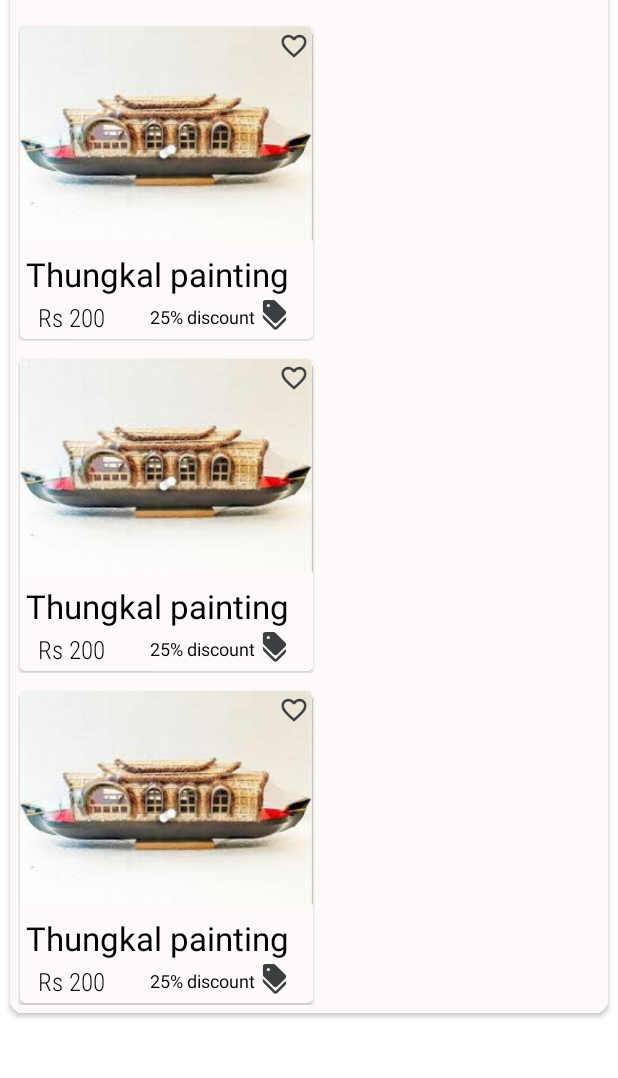
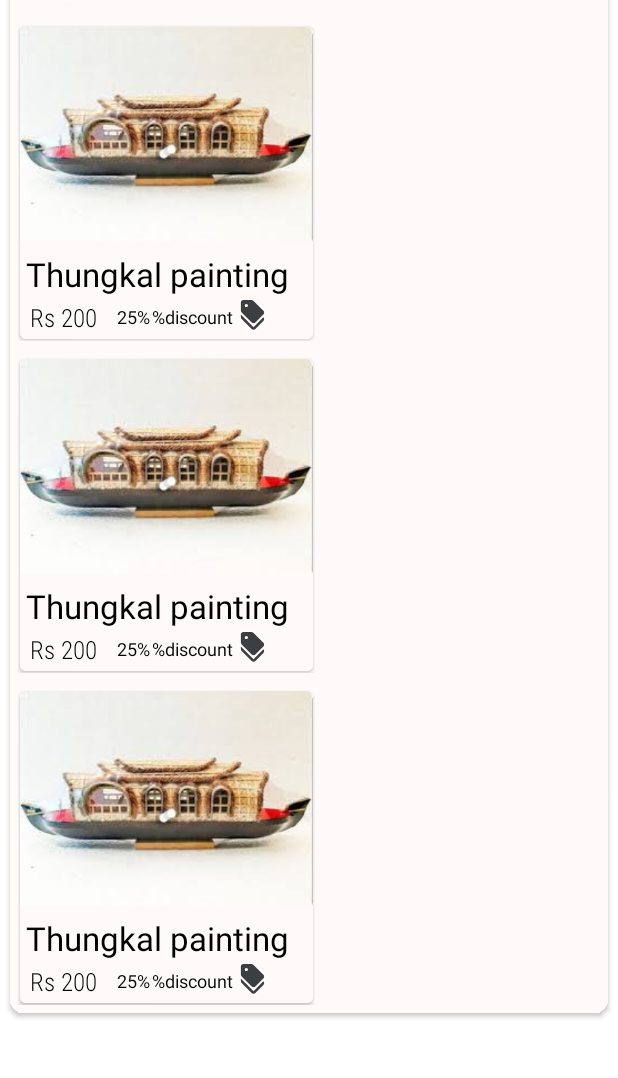
Before and after one commit to sanjuray/vyza_handmadehaven_app, an Android app: the layout cat_item.xml on its own in the app's theme, with its tools: preview values and no code run, on a phone screen of 412 x 824 dp, the part 142-1220 px from its top. Run offline under Robolectric (Android 15) with nearby library versions, the phone set to English and light mode, and no system bars; network calls fail.

Commit message:
rishabh commit to sanju

```diff
--- a/app/src/main/res/layout/fav_newitems.xml
+++ b/app/src/main/res/layout/fav_newitems.xml
@@ -35,16 +35,6 @@
                     />
 
 
-                <de.hdodenhof.circleimageview.CircleImageView
-                    android:id="@+id/faviconImageView"
-                    android:layout_width="20dp"
-                    android:layout_height="20dp"
-                    android:layout_margin="@dimen/_2sdp"
-                    android:layout_gravity="end"
-
-
-
-                    android:src="@drawable/favorite2" />
             </FrameLayout>
 
             <TextView
@@ -79,7 +69,7 @@
                     android:layout_gravity="center"
                     android:textSize="@dimen/_13sdp"
                     android:fontFamily="sans-serif-condensed-light"
-                    android:layout_marginLeft="@dimen/_7sdp"
+                    android:layout_marginLeft="@dimen/_3sdp"
                     android:text="Rs"/>
 
 
@@ -103,9 +93,21 @@
                     android:textSize="@dimen/_9sdp"
                     android:textColor="@color/black"
 
-                    android:layout_marginLeft="@dimen/_23sdp"
+                    android:layout_marginLeft="@dimen/_10sdp"
                     android:gravity="end"
-                    android:text="25% discount"
+                    android:text="25%"
+                    />
+                <TextView
+                    android:layout_width="wrap_content"
+                    android:layout_height="wrap_content"
+                    android:layout_gravity="center"
+
+                    android:textSize="@dimen/_9sdp"
+                    android:textColor="@color/black"
+
+                    android:layout_marginLeft="@dimen/_1sdp"
+                    android:gravity="end"
+                    android:text="%discount"
                     />
                 <ImageView
                     android:layout_width="@dimen/_20sdp"
```
Also changed, not shown: app/src/main/java/com/example/handicrafts/categories/grid_adapter.java (+5 -5 lines), app/src/main/java/com/example/handicrafts/categories/items_adapter.java (+107 -11 lines), app/src/main/res/layout/item_new.xml (+4 -4 lines).
